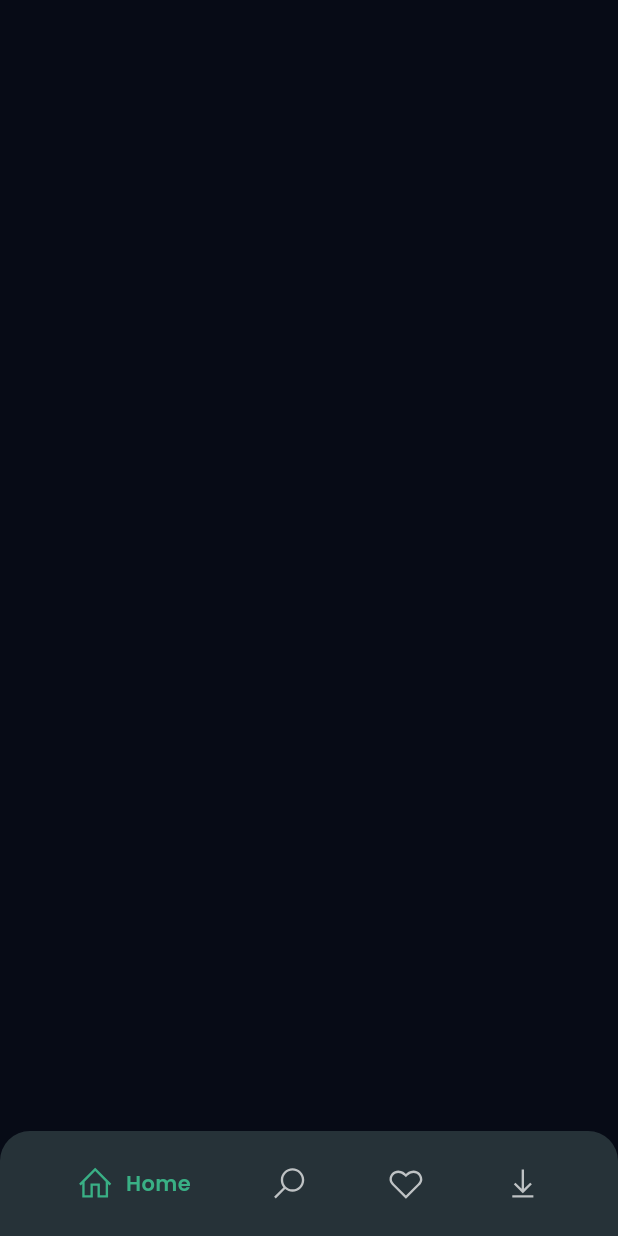
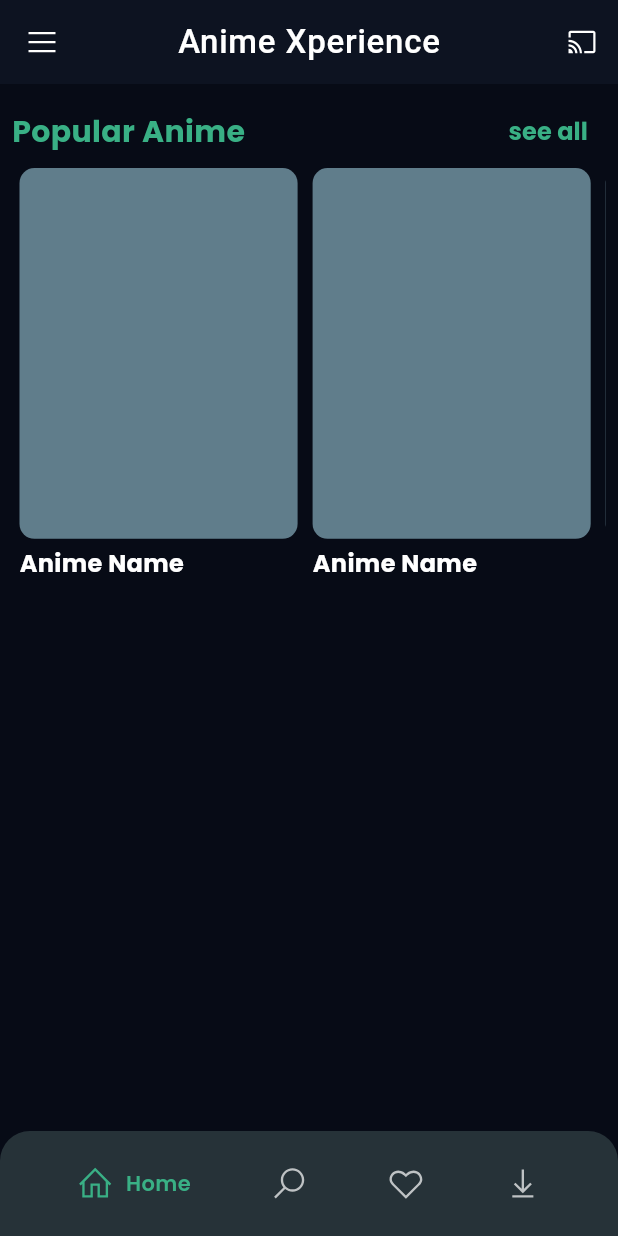
Before and after one commit to Naawaal/Anime-Xperience, a Flutter app: the screen it shows after launch, on a phone screen of 412 x 824 dp. Run offline on Flutter 3.47's test engine with Material 2 defaults, Android fonts, the phone set to English and light mode, and no system bars; drawn by our look-alikes of google_nav_bar; our stand-ins replace get, google_fonts, line_icons.

Commit message:
added popular anime section

```diff
--- a/lib/app/routes/app_routes.dart
+++ b/lib/app/routes/app_routes.dart
@@ -2,6 +2,7 @@ import 'package:anime_xperience/app/bindings/bottom_nav_bindings/bottom_nav_bind
 import 'package:anime_xperience/app/bindings/splash_bindings/splash_bindings.dart';
 import 'package:anime_xperience/app/routes/name_routes.dart';
 import 'package:anime_xperience/app/ui/pages/bottom_nav_screen/bottom_nav_screen.dart';
+import 'package:anime_xperience/app/ui/pages/homepage_screen/homepage_screen.dart';
 import 'package:anime_xperience/app/ui/pages/splash_screen/splash_screen.dart';
 import 'package:get/get.dart';
 
@@ -19,5 +20,10 @@ class AppRoutes {
           title: 'Bottom Navigation Screen',
           binding: BottomNavBinding(),
         ),
+        GetPage(
+          name: NameRoutes.homepageScreen,
+          page: () => const HomepageScreen(),
+          title: 'Homepage Screen',
+        ),
       ];
 }
--- a/lib/app/routes/name_routes.dart
+++ b/lib/app/routes/name_routes.dart
@@ -1,4 +1,5 @@
 class NameRoutes {
   static String spalshScreen = '/';
   static String bottomNavScreen = '/bottomNav';
+  static String homepageScreen = '/homepage';
 }
--- /dev/null
+++ b/lib/app/ui/global_widgets/header_text_widget.dart
@@ -0,0 +1,37 @@
+import 'package:anime_xperience/app/ui/theme/color_const.dart';
+import 'package:flutter/material.dart';
+
+class HeaderTextWidget extends StatelessWidget {
+  final String headerText;
+  final String buttonText;
+  const HeaderTextWidget(
+      {super.key, required this.headerText, required this.buttonText});
+
+  @override
+  Widget build(BuildContext context) {
+    return Row(
+      mainAxisAlignment: MainAxisAlignment.spaceBetween,
+      children: [
+        Text(
+          headerText,
+          style: const TextStyle(
+            color: headerTextColor,
+            fontSize: 20,
+            fontWeight: FontWeight.bold,
+          ),
+        ),
+        TextButton(
+          onPressed: () {},
+          child: Text(
+            buttonText,
+            style: const TextStyle(
+              color: headerTextColor,
+              fontSize: 16,
+              fontWeight: FontWeight.bold,
+            ),
+          ),
+        ),
+      ],
+    );
+  }
+}
--- /dev/null
+++ b/lib/app/ui/global_widgets/listview_widget.dart
@@ -0,0 +1,50 @@
+import 'package:flutter/material.dart';
+import 'package:get/get.dart';
+
+class ListviewWidget extends StatelessWidget {
+  const ListviewWidget({super.key});
+
+  @override
+  Widget build(BuildContext context) {
+    return SizedBox(
+      width: Get.width * 5,
+      height: Get.height * 0.35,
+      child: ListView.builder(
+        physics: const BouncingScrollPhysics(),
+        clipBehavior: Clip.antiAlias,
+        scrollDirection: Axis.horizontal,
+        itemCount: 6,
+        itemBuilder: (context, index) {
+          return Column(
+            children: [
+              Stack(
+                children: [
+                  Container(
+                    width: Get.width * 0.45,
+                    height: Get.height * 0.30,
+                    decoration: BoxDecoration(
+                      color: Colors.blueGrey,
+                      borderRadius: BorderRadius.circular(10),
+                    ),
+                  ).marginOnly(left: 5, right: 5),
+                ],
+              ),
+              const SizedBox(height: 5),
+              SizedBox(
+                width: Get.width * 0.45,
+                child: const Text(
+                  'Anime Name',
+                  style: TextStyle(
+                    color: Colors.white,
+                    fontSize: 16,
+                    fontWeight: FontWeight.bold,
+                  ),
+                ),
+              ),
+            ],
+          );
+        },
+      ),
+    );
+  }
+}
--- a/lib/app/ui/pages/bottom_nav_screen/bottom_nav_screen.dart
+++ b/lib/app/ui/pages/bottom_nav_screen/bottom_nav_screen.dart
@@ -1,5 +1,7 @@
 import 'package:anime_xperience/app/controllers/bottom_nav_controller/bottom_nav_controller.dart';
+import 'package:anime_xperience/app/ui/pages/homepage_screen/homepage_screen.dart';
 import 'package:anime_xperience/app/ui/theme/color_const.dart';
+import 'package:anime_xperience/app/ui/utils/snack_bar_utils.dart';
 import 'package:flutter/material.dart';
 import 'package:get/get.dart';
 import 'package:google_nav_bar/google_nav_bar.dart';
@@ -16,6 +18,7 @@ final bottomNavController = Get.find<BottomNavController>();
 
 class _BottomNavScreenState extends State<BottomNavScreen> {
   final List<Widget> screens = const [
+    HomepageScreen(),
     Center(child: Text('Search')),
     Center(child: Text('Likes')),
     Center(child: Text('Downloads')),
@@ -24,6 +27,47 @@ class _BottomNavScreenState extends State<BottomNavScreen> {
   @override
   Widget build(BuildContext context) {
     return Scaffold(
+      appBar: AppBar(
+        title: Obx(
+          () => Text(
+            bottomNavController.currentIndex.value == 0
+                ? 'Anime Xperience'
+                : bottomNavController.currentIndex.value == 1
+                    ? 'Search'
+                    : bottomNavController.currentIndex.value == 2
+                        ? 'Favorites'
+                        : 'Downloads',
+            style: const TextStyle(
+              color: textColor,
+            ),
+          ),
+        ),
+        leading: IconButton(
+          onPressed: () {
+            showSnackBar('Under Development', 'We are working on it.');
+          },
+          icon: const Icon(
+            LineIcons.bars,
+            color: textColor,
+          ),
+        ),
+        actions: [
+          IconButton(
+            onPressed: () {
+              showSnackBar(
+                  'Under Development', 'This feature takes more time.');
+            },
+            icon: const Icon(
+              LineIcons.chromecast,
+              color: textColor,
+            ),
+          ),
+        ],
+      ),
+      body: Obx(() => IndexedStack(
+            index: bottomNavController.currentIndex.value,
+            children: screens,
+          )),
       bottomNavigationBar: Obx(
         () => Container(
           height: 70,
@@ -64,7 +108,7 @@ class _BottomNavScreenState extends State<BottomNavScreen> {
                 ),
                 GButton(
                   icon: LineIcons.heart,
-                  text: 'Likes',
+                  text: 'Favorites',
                 ),
                 GButton(
                   icon: LineIcons.download,
--- /dev/null
+++ b/lib/app/ui/pages/homepage_screen/homepage_screen.dart
@@ -0,0 +1,28 @@
+import 'package:anime_xperience/app/ui/global_widgets/header_text_widget.dart';
+import 'package:anime_xperience/app/ui/global_widgets/listview_widget.dart';
+import 'package:flutter/material.dart';
+
+class HomepageScreen extends StatefulWidget {
+  const HomepageScreen({super.key});
+
+  @override
+  State<HomepageScreen> createState() => _HomepageScreenState();
+}
+
+class _HomepageScreenState extends State<HomepageScreen> {
+  @override
+  Widget build(BuildContext context) {
+    return Scaffold(
+      body: Padding(
+        padding: const EdgeInsets.all(8.0),
+        child: Column(
+          children: const [
+            HeaderTextWidget(
+                headerText: 'Popular Anime', buttonText: 'see all'),
+            ListviewWidget(),
+          ],
+        ),
+      ),
+    );
+  }
+}
--- a/lib/app/ui/pages/splash_screen/splash_screen.dart
+++ b/lib/app/ui/pages/splash_screen/splash_screen.dart
@@ -40,14 +40,14 @@ class _SplashScreenState extends State<SplashScreen> {
                   child: Text(
                     splashController.counter.value.toString(),
                     style: const TextStyle(
-                      color: headerTextColor,
+                      color: textColor,
                       fontSize: 20,
                       fontWeight: FontWeight.bold,
                     ),
                   ),
                 ),
               ),
-              const SizedBox(height: 20),
+              const SizedBox(height: 10),
               const Text(
                 'Anime Xperience',
                 style: TextStyle(
```
